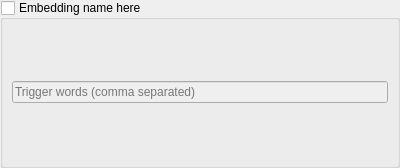
The window that src/airunner/widgets/embeddings/templates/embedding.ui (Capsize-Games/airunner) describes before a commit, drawn with Qt 5.
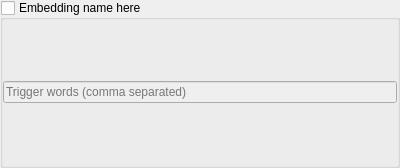
The same window after the commit.

The edit to the form file:
```diff
--- a/src/airunner/widgets/embeddings/templates/embedding.ui
+++ b/src/airunner/widgets/embeddings/templates/embedding.ui
@@ -41,6 +41,21 @@
       <bool>false</bool>
      </property>
      <layout class="QGridLayout" name="gridLayout">
+      <property name="leftMargin">
+       <number>0</number>
+      </property>
+      <property name="topMargin">
+       <number>0</number>
+      </property>
+      <property name="rightMargin">
+       <number>0</number>
+      </property>
+      <property name="bottomMargin">
+       <number>0</number>
+      </property>
+      <property name="spacing">
+       <number>0</number>
+      </property>
       <item row="2" column="0">
        <widget class="QLineEdit" name="trigger_word_edit">
         <property name="font">
```
